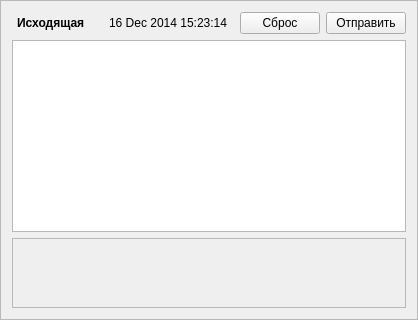
This is MorseMessage.ui in jolaf/morse-telegraph as Qt 5 draws it before an edit. The edited form follows.
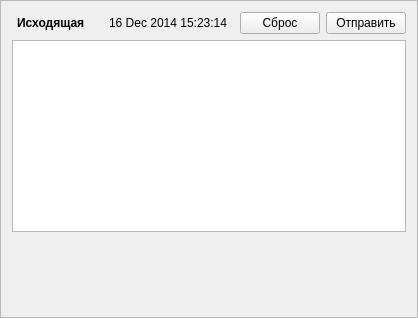
This is the edited form. Custom widgets are drawn as their Qt base class.

Commit message: Still non-functional draft of GUI application

Diff of the .ui file:
```diff
--- a/MorseMessage.ui
+++ b/MorseMessage.ui
@@ -291,6 +291,9 @@
    </item>
    <item>
     <widget class="QScrollArea" name="bitsScrollArea">
+     <property name="frameShape">
+      <enum>QFrame::NoFrame</enum>
+     </property>
      <property name="verticalScrollBarPolicy">
       <enum>Qt::ScrollBarAlwaysOff</enum>
      </property>
```
The commit also changes 3 other files.
